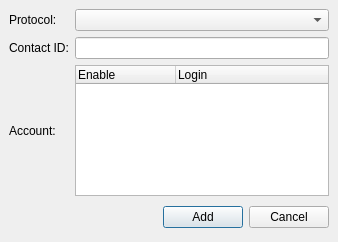
The window that wengophone/src/presentation/qt/imcontact/AddIMContact.ui (tkrotoff/WengoPhone) describes before a commit, drawn with Qt 5.
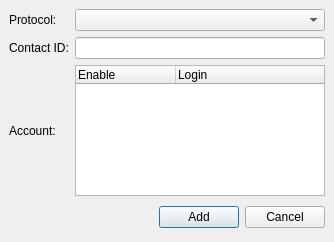
The same window after the commit. Icons and pictures are not drawn.

```diff
--- a/wengophone/src/presentation/qt/imcontact/AddIMContact.ui
+++ b/wengophone/src/presentation/qt/imcontact/AddIMContact.ui
@@ -8,7 +8,7 @@
    <rect>
     <x>0</x>
     <y>0</y>
-    <width>338</width>
+    <width>334</width>
     <height>242</height>
    </rect>
   </property>
```
Left out of the diff: 3 changed lines with no effect on the pictures.
